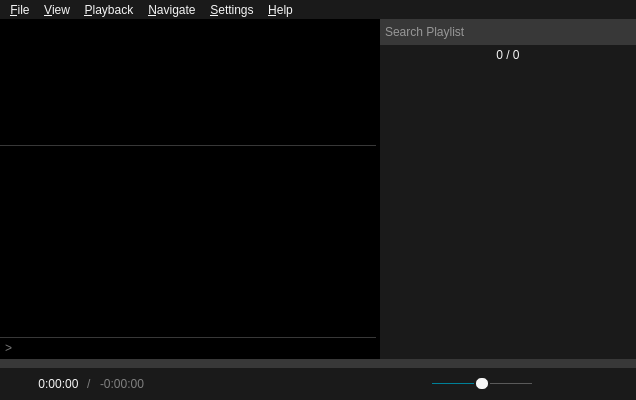
Before: the Qt Designer form src/ui/mainwindow.ui in liberize/Baka-MPlayer, drawn with Qt 5.
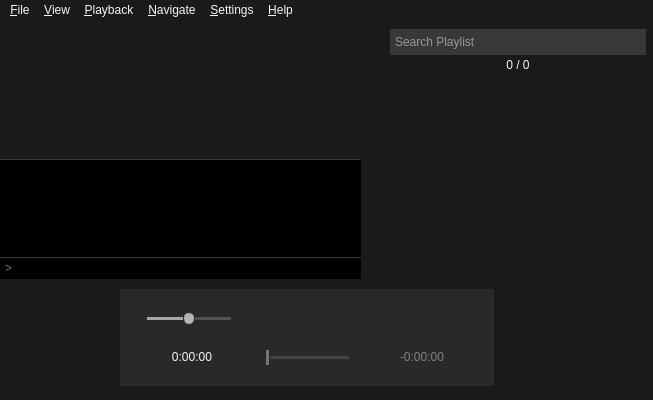
After: the same form once the commit is applied. Icons and pictures are not drawn. Custom widgets are drawn as their Qt base class.

```diff
--- a/src/ui/mainwindow.ui
+++ b/src/ui/mainwindow.ui
@@ -6,7 +6,7 @@
    <rect>
     <x>0</x>
     <y>0</y>
-    <width>636</width>
+    <width>653</width>
     <height>400</height>
    </rect>
   </property>
@@ -171,107 +171,494 @@
 }</string>
   </property>
   <widget class="QWidget" name="centralwidget">
+   <widget class="QWidget" name="playbackLayoutWidget" native="true">
+    <property name="geometry">
+     <rect>
+      <x>120</x>
+      <y>270</y>
+      <width>374</width>
+      <height>97</height>
+     </rect>
+    </property>
+    <property name="sizePolicy">
+     <sizepolicy hsizetype="Fixed" vsizetype="Fixed">
+      <horstretch>0</horstretch>
+      <verstretch>0</verstretch>
+     </sizepolicy>
+    </property>
+    <property name="styleSheet">
+     <string notr="true">background-color: #292929;</string>
+    </property>
    <layout class="QVBoxLayout" name="verticalLayout_2">
-    <property name="spacing">
-     <number>0</number>
-    </property>
     <property name="leftMargin">
-     <number>0</number>
+      <number>5</number>
     </property>
     <property name="topMargin">
-     <number>0</number>
+      <number>5</number>
     </property>
     <property name="rightMargin">
-     <number>0</number>
+      <number>5</number>
     </property>
     <property name="bottomMargin">
-     <number>0</number>
+      <number>5</number>
     </property>
     <item>
-     <widget class="CustomSplitter" name="splitter">
+      <layout class="QHBoxLayout" name="horizontalLayout_2">
+       <item>
+        <widget class="QPushButton" name="muteButton">
+         <property name="sizePolicy">
+          <sizepolicy hsizetype="Fixed" vsizetype="Fixed">
+           <horstretch>0</horstretch>
+           <verstretch>0</verstretch>
+          </sizepolicy>
+         </property>
+         <property name="maximumSize">
+          <size>
+           <width>16</width>
+           <height>16</height>
+          </size>
+         </property>
+         <property name="cursor">
+          <cursorShape>PointingHandCursor</cursorShape>
+         </property>
+         <property name="focusPolicy">
+          <enum>Qt::NoFocus</enum>
+         </property>
+         <property name="icon">
+          <iconset resource="../rsclist.qrc">
+           <normaloff>:/img/default_unmute.svg</normaloff>:/img/default_unmute.svg</iconset>
+         </property>
+         <property name="iconSize">
+          <size>
+           <width>16</width>
+           <height>16</height>
+          </size>
+         </property>
+         <property name="flat">
+          <bool>true</bool>
+         </property>
+        </widget>
+       </item>
+       <item>
+        <widget class="CustomSlider" name="volumeSlider">
+         <property name="sizePolicy">
+          <sizepolicy hsizetype="Fixed" vsizetype="Fixed">
+           <horstretch>0</horstretch>
+           <verstretch>0</verstretch>
+          </sizepolicy>
+         </property>
+         <property name="focusPolicy">
+          <enum>Qt::NoFocus</enum>
+         </property>
+         <property name="styleSheet">
+          <string notr="true">QSlider::groove:horizontal {
+	background: #515151;
+	height: 3px;
+}
+QSlider::sub-page:horizontal {
+	background: #A6A6A6;
+}
+QSlider::handle:horizontal {
+	background: #B4B4B4;
+	border: 1px solid #292929;
+	border-radius: 6px;
+	margin: -5px 0;
+	width: 10px;
+}</string>
+         </property>
+         <property name="maximum">
+          <number>100</number>
+         </property>
+         <property name="pageStep">
+          <number>5</number>
+         </property>
+         <property name="value">
+          <number>50</number>
+         </property>
+         <property name="tracking">
+          <bool>true</bool>
+         </property>
       <property name="orientation">
        <enum>Qt::Horizontal</enum>
       </property>
-      <widget class="QSplitter" name="videoSplitter">
+        </widget>
+       </item>
+       <item>
+        <spacer name="horizontalSpacer_4">
+         <property name="orientation">
+          <enum>Qt::Horizontal</enum>
+         </property>
+         <property name="sizeType">
+          <enum>QSizePolicy::Fixed</enum>
+         </property>
+         <property name="sizeHint" stdset="0">
+          <size>
+           <width>20</width>
+           <height>20</height>
+          </size>
+         </property>
+        </spacer>
+       </item>
+       <item>
+        <widget class="IndexButton" name="previousButton">
+         <property name="enabled">
+          <bool>false</bool>
+         </property>
        <property name="sizePolicy">
-        <sizepolicy hsizetype="Preferred" vsizetype="Expanding">
-         <horstretch>1</horstretch>
+          <sizepolicy hsizetype="Fixed" vsizetype="Fixed">
+           <horstretch>0</horstretch>
          <verstretch>0</verstretch>
         </sizepolicy>
        </property>
-       <property name="orientation">
-        <enum>Qt::Vertical</enum>
-       </property>
-       <widget class="QFrame" name="mpvFrame">
+         <property name="maximumSize">
+          <size>
+           <width>18</width>
+           <height>16</height>
+          </size>
+         </property>
+         <property name="cursor">
+          <cursorShape>PointingHandCursor</cursorShape>
+         </property>
+         <property name="focusPolicy">
+          <enum>Qt::NoFocus</enum>
+         </property>
+         <property name="icon">
+          <iconset resource="../rsclist.qrc">
+           <normaloff>:/img/default_previous.svg</normaloff>
+           <disabledoff>:/img/disabled_previous.svg</disabledoff>
+           <disabledon>:/img/disabled_previous.svg</disabledon>:/img/default_previous.svg</iconset>
+         </property>
+         <property name="iconSize">
+          <size>
+           <width>18</width>
+           <height>16</height>
+          </size>
+         </property>
+         <property name="flat">
+          <bool>true</bool>
+         </property>
+        </widget>
+       </item>
+       <item>
+        <widget class="QPushButton" name="playButton">
+         <property name="enabled">
+          <bool>false</bool>
+         </property>
         <property name="sizePolicy">
-         <sizepolicy hsizetype="Preferred" vsizetype="Preferred">
+          <sizepolicy hsizetype="Fixed" vsizetype="Fixed">
           <horstretch>0</horstretch>
-          <verstretch>1</verstretch>
-         </sizepolicy>
-        </property>
-        <property name="mouseTracking">
+           <verstretch>0</verstretch>
+          </sizepolicy>
+         </property>
+         <property name="maximumSize">
+          <size>
+           <width>34</width>
+           <height>34</height>
+          </size>
+         </property>
+         <property name="cursor">
+          <cursorShape>PointingHandCursor</cursorShape>
+         </property>
+         <property name="focusPolicy">
+          <enum>Qt::NoFocus</enum>
+         </property>
+         <property name="icon">
+          <iconset resource="../rsclist.qrc">
+           <normaloff>:/img/default_play.svg</normaloff>
+           <disabledoff>:/img/disabled_play.svg</disabledoff>
+           <disabledon>:/img/disabled_play.svg</disabledon>:/img/default_play.svg</iconset>
+         </property>
+         <property name="iconSize">
+          <size>
+           <width>34</width>
+           <height>34</height>
+          </size>
+         </property>
+         <property name="flat">
          <bool>true</bool>
         </property>
+        </widget>
+       </item>
+       <item>
+        <widget class="IndexButton" name="nextButton">
+         <property name="enabled">
+          <bool>false</bool>
+         </property>
+         <property name="sizePolicy">
+          <sizepolicy hsizetype="Fixed" vsizetype="Fixed">
+           <horstretch>0</horstretch>
+           <verstretch>0</verstretch>
+          </sizepolicy>
+         </property>
+         <property name="maximumSize">
+          <size>
+           <width>18</width>
+           <height>16</height>
+          </size>
+         </property>
+         <property name="cursor">
+          <cursorShape>PointingHandCursor</cursorShape>
+         </property>
         <property name="focusPolicy">
          <enum>Qt::NoFocus</enum>
         </property>
-       </widget>
-       <widget class="QWidget" name="verticalWidget" native="true">
-        <layout class="QVBoxLayout" name="verticalLayout">
-         <property name="spacing">
-          <number>0</number>
+         <property name="icon">
+          <iconset resource="../rsclist.qrc">
+           <normaloff>:/img/default_next.svg</normaloff>
+           <disabledoff>:/img/disabled_next.svg</disabledoff>
+           <disabledon>:/img/disabled_next.svg</disabledon>:/img/default_next.svg</iconset>
+         </property>
+         <property name="iconSize">
+          <size>
+           <width>18</width>
+           <height>16</height>
+          </size>
+         </property>
+         <property name="flat">
+          <bool>true</bool>
+         </property>
+        </widget>
+       </item>
+       <item>
+        <widget class="QPushButton" name="rewindButton">
+         <property name="enabled">
+          <bool>false</bool>
          </property>
-         <property name="leftMargin">
-          <number>0</number>
+         <property name="sizePolicy">
+          <sizepolicy hsizetype="Fixed" vsizetype="Fixed">
+           <horstretch>0</horstretch>
+           <verstretch>0</verstretch>
+          </sizepolicy>
          </property>
-         <property name="topMargin">
-          <number>0</number>
+         <property name="maximumSize">
+          <size>
+           <width>16</width>
+           <height>16</height>
+          </size>
          </property>
-         <property name="rightMargin">
-          <number>0</number>
+         <property name="cursor">
+          <cursorShape>PointingHandCursor</cursorShape>
          </property>
-         <property name="bottomMargin">
-          <number>0</number>
+         <property name="focusPolicy">
+          <enum>Qt::NoFocus</enum>
          </property>
+         <property name="icon">
+          <iconset resource="../rsclist.qrc">
+           <normaloff>:/img/default_reverse.svg</normaloff>
+           <disabledoff>:/img/disabled_reverse.svg</disabledoff>
+           <disabledon>:/img/disabled_reverse.svg</disabledon>:/img/default_reverse.svg</iconset>
+         </property>
+         <property name="iconSize">
+          <size>
+           <width>14</width>
+           <height>16</height>
+          </size>
+         </property>
+         <property name="flat">
+          <bool>true</bool>
+         </property>
+        </widget>
+       </item>
          <item>
-          <widget class="QPlainTextEdit" name="outputTextEdit">
-           <property name="contextMenuPolicy">
-            <enum>Qt::PreventContextMenu</enum>
-           </property>
-           <property name="acceptDrops">
-            <bool>false</bool>
-           </property>
-           <property name="frameShape">
-            <enum>QFrame::NoFrame</enum>
-           </property>
-           <property name="undoRedoEnabled">
-            <bool>false</bool>
-           </property>
-           <property name="readOnly">
+        <spacer name="horizontalSpacer_5">
+         <property name="orientation">
+          <enum>Qt::Horizontal</enum>
+         </property>
+         <property name="sizeType">
+          <enum>QSizePolicy::Expanding</enum>
+         </property>
+         <property name="sizeHint" stdset="0">
+          <size>
+           <width>20</width>
+           <height>20</height>
+          </size>
+         </property>
+        </spacer>
+       </item>
+       <item>
+        <widget class="OpenButton" name="openButton">
+         <property name="sizePolicy">
+          <sizepolicy hsizetype="Fixed" vsizetype="Fixed">
+           <horstretch>0</horstretch>
+           <verstretch>0</verstretch>
+          </sizepolicy>
+         </property>
+         <property name="maximumSize">
+          <size>
+           <width>16</width>
+           <height>16</height>
+          </size>
+         </property>
+         <property name="cursor">
+          <cursorShape>PointingHandCursor</cursorShape>
+         </property>
+         <property name="focusPolicy">
+          <enum>Qt::NoFocus</enum>
+         </property>
+         <property name="toolTip">
+          <string>&lt;html&gt;&lt;head/&gt;&lt;body&gt;&lt;p&gt;Left Click to Open File&lt;br&gt;Mouse Wheel Click to Jump&lt;br&gt;Right Click to Open URL&lt;/p&gt;&lt;/body&gt;&lt;/html&gt;</string>
+         </property>
+         <property name="icon">
+          <iconset resource="../rsclist.qrc">
+           <normaloff>:/img/default_open.svg</normaloff>:/img/default_open.svg</iconset>
+         </property>
+         <property name="iconSize">
+          <size>
+           <width>16</width>
+           <height>16</height>
+          </size>
+         </property>
+         <property name="flat">
             <bool>true</bool>
            </property>
           </widget>
          </item>
          <item>
-          <widget class="CustomLineEdit" name="inputLineEdit">
-           <property name="mouseTracking">
+        <widget class="QPushButton" name="playlistButton">
+         <property name="enabled">
             <bool>false</bool>
            </property>
+         <property name="sizePolicy">
+          <sizepolicy hsizetype="Fixed" vsizetype="Fixed">
+           <horstretch>0</horstretch>
+           <verstretch>0</verstretch>
+          </sizepolicy>
+         </property>
+         <property name="maximumSize">
+          <size>
+           <width>16</width>
+           <height>16</height>
+          </size>
+         </property>
+         <property name="cursor">
+          <cursorShape>PointingHandCursor</cursorShape>
+         </property>
            <property name="focusPolicy">
-            <enum>Qt::ClickFocus</enum>
-           </property>
-           <property name="placeholderText">
-            <string>&gt;</string>
-           </property>
-           <property name="clearButtonEnabled">
+          <enum>Qt::NoFocus</enum>
+         </property>
+         <property name="icon">
+          <iconset resource="../rsclist.qrc">
+           <normaloff>:/img/default_playlist.svg</normaloff>
+           <disabledoff>:/img/disabled_playlist.svg</disabledoff>
+           <disabledon>:/img/disabled_playlist.svg</disabledon>:/img/default_playlist.svg</iconset>
+         </property>
+         <property name="iconSize">
+          <size>
+           <width>16</width>
+           <height>16</height>
+          </size>
+         </property>
+         <property name="checked">
+          <bool>false</bool>
+         </property>
+         <property name="flat">
             <bool>true</bool>
            </property>
           </widget>
          </item>
         </layout>
-       </widget>
+     </item>
+     <item>
+      <layout class="QHBoxLayout" name="horizontalLayout_3">
+       <item>
+        <widget class="QLabel" name="durationLabel">
+         <property name="sizePolicy">
+          <sizepolicy hsizetype="Preferred" vsizetype="Fixed">
+           <horstretch>0</horstretch>
+           <verstretch>0</verstretch>
+          </sizepolicy>
+         </property>
+         <property name="text">
+          <string>0:00:00</string>
+         </property>
+         <property name="alignment">
+          <set>Qt::AlignCenter</set>
+         </property>
+        </widget>
+       </item>
+       <item>
+        <widget class="SeekBar" name="seekBar">
+         <property name="enabled">
+          <bool>false</bool>
+         </property>
+         <property name="sizePolicy">
+          <sizepolicy hsizetype="Fixed" vsizetype="Fixed">
+           <horstretch>0</horstretch>
+           <verstretch>0</verstretch>
+          </sizepolicy>
+         </property>
+         <property name="cursor">
+          <cursorShape>PointingHandCursor</cursorShape>
+         </property>
+         <property name="focusPolicy">
+          <enum>Qt::NoFocus</enum>
+         </property>
+         <property name="styleSheet">
+          <string notr="true">QSlider::handle:horizontal:disabled,
+QSlider::sub-page:horizontal:disabled {
+	background: #767676;
+}
+QSlider::handle:horizontal {
+	/* handle color */
+	background: #A9A8A9;
+	border: 1px solid #292929;
+	border-radius: 1px;
+	margin: -7px 0;
+	width: 3px;
+}
+QSlider::groove:horizontal {
+	/* the non-progressed color */
+	background: #434343;
+	height: 3px;
+}
+QSlider::sub-page:horizontal {
+	/* the progress color */
+	background: #767676;
+}</string>
+         </property>
+         <property name="maximum">
+          <number>1000000</number>
+         </property>
+         <property name="orientation">
+          <enum>Qt::Horizontal</enum>
+         </property>
+        </widget>
+       </item>
+       <item>
+        <widget class="QLabel" name="remainingLabel">
+         <property name="sizePolicy">
+          <sizepolicy hsizetype="Preferred" vsizetype="Fixed">
+           <horstretch>0</horstretch>
+           <verstretch>0</verstretch>
+          </sizepolicy>
+         </property>
+         <property name="cursor">
+          <cursorShape>PointingHandCursor</cursorShape>
+         </property>
+         <property name="toolTip">
+          <string>Click to change between total and remaining time</string>
+         </property>
+         <property name="text">
+          <string>-0:00:00</string>
+         </property>
+         <property name="alignment">
+          <set>Qt::AlignCenter</set>
+         </property>
+        </widget>
+       </item>
+      </layout>
+     </item>
+    </layout>
       </widget>
       <widget class="QWidget" name="playlistLayoutWidget" native="true">
+    <property name="geometry">
+     <rect>
+      <x>390</x>
+      <y>10</y>
+      <width>256</width>
+      <height>244</height>
+     </rect>
+    </property>
        <property name="sizePolicy">
         <sizepolicy hsizetype="Preferred" vsizetype="Preferred">
          <horstretch>0</horstretch>
@@ -472,99 +859,26 @@
         </item>
        </layout>
       </widget>
-     </widget>
-    </item>
-    <item>
-     <widget class="SeekBar" name="seekBar">
-      <property name="enabled">
-       <bool>false</bool>
+   <widget class="QWidget" name="verticalWidget" native="true">
+    <property name="geometry">
+     <rect>
+      <x>0</x>
+      <y>140</y>
+      <width>361</width>
+      <height>120</height>
+     </rect>
       </property>
       <property name="sizePolicy">
-       <sizepolicy hsizetype="Expanding" vsizetype="Fixed">
-        <horstretch>0</horstretch>
-        <verstretch>0</verstretch>
-       </sizepolicy>
-      </property>
-      <property name="cursor">
-       <cursorShape>PointingHandCursor</cursorShape>
-      </property>
-      <property name="focusPolicy">
-       <enum>Qt::NoFocus</enum>
-      </property>
-      <property name="styleSheet">
-       <string notr="true">QSlider {
-	height: 9px;
-}
-QSlider::handle:horizontal:disabled,
-QSlider::sub-page:horizontal:disabled {
-	background: #383838;
-}
-QSlider::handle:horizontal {
-	/* handle color */
-	background: #008098;
-	width: 9px;
-	border-radius: 4px;
-}
-QSlider::groove:horizontal {
-	/* the non-progressed color */
-	background: #383838;
-}
-QSlider::sub-page:horizontal {
-	/* the progress color */
-	background: #008098;
-}</string>
-      </property>
-      <property name="maximum">
-       <number>1000000</number>
-      </property>
-      <property name="orientation">
-       <enum>Qt::Horizontal</enum>
-      </property>
-     </widget>
-    </item>
-    <item>
-     <widget class="QWidget" name="playbackLayoutWidget" native="true">
-      <property name="sizePolicy">
        <sizepolicy hsizetype="Preferred" vsizetype="Fixed">
         <horstretch>0</horstretch>
         <verstretch>0</verstretch>
        </sizepolicy>
       </property>
-      <layout class="QHBoxLayout" name="horizontalLayout_3">
+    <layout class="QVBoxLayout" name="verticalLayout">
        <property name="spacing">
-        <number>8</number>
+      <number>0</number>
        </property>
        <property name="leftMargin">
-        <number>14</number>
-       </property>
-       <property name="topMargin">
-        <number>5</number>
-       </property>
-       <property name="rightMargin">
-        <number>14</number>
-       </property>
-       <property name="bottomMargin">
-        <number>5</number>
-       </property>
-       <item>
-        <widget class="QWidget" name="timeLayoutWidget" native="true">
-         <property name="minimumSize">
-          <size>
-           <width>200</width>
-           <height>0</height>
-          </size>
-         </property>
-         <property name="maximumSize">
-          <size>
-           <width>200</width>
-           <height>16777215</height>
-          </size>
-         </property>
-         <layout class="QHBoxLayout" name="horizontalLayout_4">
-          <property name="spacing">
-           <number>8</number>
-          </property>
-          <property name="leftMargin">
            <number>0</number>
           </property>
           <property name="topMargin">
@@ -577,456 +891,50 @@
            <number>0</number>
           </property>
           <item>
-           <widget class="OpenButton" name="openButton">
-            <property name="sizePolicy">
-             <sizepolicy hsizetype="Fixed" vsizetype="Fixed">
-              <horstretch>0</horstretch>
-              <verstretch>0</verstretch>
-             </sizepolicy>
-            </property>
-            <property name="maximumSize">
-             <size>
-              <width>16</width>
-              <height>16</height>
-             </size>
-            </property>
-            <property name="cursor">
-             <cursorShape>PointingHandCursor</cursorShape>
-            </property>
-            <property name="focusPolicy">
-             <enum>Qt::NoFocus</enum>
-            </property>
-            <property name="toolTip">
-             <string>&lt;html&gt;&lt;head/&gt;&lt;body&gt;&lt;p&gt;Left Click to Open File&lt;br&gt;Mouse Wheel Click to Jump&lt;br&gt;Right Click to Open URL&lt;/p&gt;&lt;/body&gt;&lt;/html&gt;</string>
-            </property>
-            <property name="icon">
-             <iconset resource="../rsclist.qrc">
-              <normaloff>:/img/default_open.svg</normaloff>:/img/default_open.svg</iconset>
-            </property>
-            <property name="iconSize">
-             <size>
-              <width>16</width>
-              <height>16</height>
-             </size>
-            </property>
-            <property name="flat">
-             <bool>true</bool>
-            </property>
-           </widget>
-          </item>
-          <item>
-           <widget class="QLabel" name="durationLabel">
-            <property name="sizePolicy">
-             <sizepolicy hsizetype="Preferred" vsizetype="Fixed">
-              <horstretch>0</horstretch>
-              <verstretch>0</verstretch>
-             </sizepolicy>
-            </property>
-            <property name="text">
-             <string>0:00:00</string>
-            </property>
-            <property name="alignment">
-             <set>Qt::AlignCenter</set>
-            </property>
-           </widget>
-          </item>
-          <item>
-           <widget class="QLabel" name="seperatorLabel">
-            <property name="text">
-             <string>/</string>
-            </property>
-           </widget>
-          </item>
-          <item>
-           <widget class="QLabel" name="remainingLabel">
-            <property name="sizePolicy">
-             <sizepolicy hsizetype="Preferred" vsizetype="Fixed">
-              <horstretch>0</horstretch>
-              <verstretch>0</verstretch>
-             </sizepolicy>
-            </property>
-            <property name="cursor">
-             <cursorShape>PointingHandCursor</cursorShape>
-            </property>
-            <property name="toolTip">
-             <string>Click to change between total and remaining time</string>
-            </property>
-            <property name="text">
-             <string>-0:00:00</string>
-            </property>
-            <property name="alignment">
-             <set>Qt::AlignCenter</set>
-            </property>
-           </widget>
-          </item>
-          <item>
-           <spacer name="horizontalSpacer">
-            <property name="orientation">
-             <enum>Qt::Horizontal</enum>
-            </property>
-            <property name="sizeHint" stdset="0">
-             <size>
-              <width>0</width>
-              <height>0</height>
-             </size>
-            </property>
-           </spacer>
-          </item>
-         </layout>
-        </widget>
-       </item>
-       <item>
-        <spacer name="horizontalSpacer_4">
-         <property name="orientation">
-          <enum>Qt::Horizontal</enum>
-         </property>
-         <property name="sizeHint" stdset="0">
-          <size>
-           <width>40</width>
-           <height>20</height>
-          </size>
-         </property>
-        </spacer>
-       </item>
-       <item>
-        <layout class="QHBoxLayout" name="horizontalLayout_2">
-         <property name="spacing">
-          <number>18</number>
-         </property>
-         <item>
-          <widget class="QPushButton" name="rewindButton">
-           <property name="enabled">
+      <widget class="QPlainTextEdit" name="outputTextEdit">
+       <property name="contextMenuPolicy">
+        <enum>Qt::PreventContextMenu</enum>
+       </property>
+       <property name="acceptDrops">
             <bool>false</bool>
            </property>
-           <property name="sizePolicy">
-            <sizepolicy hsizetype="Fixed" vsizetype="Fixed">
-             <horstretch>0</horstretch>
-             <verstretch>0</verstretch>
-            </sizepolicy>
-           </property>
-           <property name="maximumSize">
-            <size>
-             <width>16</width>
-             <height>16</height>
-            </size>
-           </property>
-           <property name="cursor">
-            <cursorShape>PointingHandCursor</cursorShape>
-           </property>
-           <property name="focusPolicy">
-            <enum>Qt::NoFocus</enum>
-           </property>
-           <property name="icon">
-            <iconset resource="../rsclist.qrc">
-             <normaloff>:/img/default_reverse.svg</normaloff>
-             <disabledoff>:/img/disabled_reverse.svg</disabledoff>
-             <disabledon>:/img/disabled_reverse.svg</disabledon>:/img/default_reverse.svg</iconset>
-           </property>
-           <property name="iconSize">
-            <size>
-             <width>14</width>
-             <height>16</height>
-            </size>
-           </property>
-           <property name="flat">
-            <bool>true</bool>
-           </property>
-          </widget>
-         </item>
-         <item>
-          <widget class="IndexButton" name="previousButton">
-           <property name="enabled">
+       <property name="frameShape">
+        <enum>QFrame::NoFrame</enum>
+       </property>
+       <property name="undoRedoEnabled">
             <bool>false</bool>
            </property>
-           <property name="sizePolicy">
-            <sizepolicy hsizetype="Fixed" vsizetype="Fixed">
-             <horstretch>0</horstretch>
-             <verstretch>0</verstretch>
-            </sizepolicy>
-           </property>
-           <property name="maximumSize">
-            <size>
-             <width>18</width>
-             <height>16</height>
-            </size>
-           </property>
-           <property name="cursor">
-            <cursorShape>PointingHandCursor</cursorShape>
-           </property>
-           <property name="focusPolicy">
-            <enum>Qt::NoFocus</enum>
-           </property>
-           <property name="icon">
-            <iconset resource="../rsclist.qrc">
-             <normaloff>:/img/default_previous.svg</normaloff>
-             <disabledoff>:/img/disabled_previous.svg</disabledoff>
-             <disabledon>:/img/disabled_previous.svg</disabledon>:/img/default_previous.svg</iconset>
-           </property>
-           <property name="iconSize">
-            <size>
-             <width>18</width>
-             <height>16</height>
-            </size>
-           </property>
-           <property name="flat">
+       <property name="readOnly">
             <bool>true</bool>
            </property>
           </widget>
          </item>
          <item>
-          <widget class="QPushButton" name="playButton">
-           <property name="enabled">
+      <widget class="CustomLineEdit" name="inputLineEdit">
+       <property name="mouseTracking">
             <bool>false</bool>
            </property>
-           <property name="sizePolicy">
-            <sizepolicy hsizetype="Fixed" vsizetype="Fixed">
-             <horstretch>0</horstretch>
-             <verstretch>0</verstretch>
-            </sizepolicy>
-           </property>
-           <property name="maximumSize">
-            <size>
-             <width>34</width>
-             <height>34</height>
-            </size>
-           </property>
-           <property name="cursor">
-            <cursorShape>PointingHandCursor</cursorShape>
-           </property>
            <property name="focusPolicy">
-            <enum>Qt::NoFocus</enum>
-           </property>
-           <property name="icon">
-            <iconset resource="../rsclist.qrc">
-             <normaloff>:/img/default_play.svg</normaloff>
-             <disabledoff>:/img/disabled_play.svg</disabledoff>
-             <disabledon>:/img/disabled_play.svg</disabledon>:/img/default_play.svg</iconset>
-           </property>
-           <property name="iconSize">
-            <size>
-             <width>34</width>
-             <height>34</height>
-            </size>
-           </property>
-           <property name="flat">
+        <enum>Qt::ClickFocus</enum>
+       </property>
+       <property name="placeholderText">
+        <string>&gt;</string>
+       </property>
+       <property name="clearButtonEnabled">
             <bool>true</bool>
            </property>
           </widget>
          </item>
-         <item>
-          <widget class="IndexButton" name="nextButton">
-           <property name="enabled">
-            <bool>false</bool>
-           </property>
-           <property name="sizePolicy">
-            <sizepolicy hsizetype="Fixed" vsizetype="Fixed">
-             <horstretch>0</horstretch>
-             <verstretch>0</verstretch>
-            </sizepolicy>
-           </property>
-           <property name="maximumSize">
-            <size>
-             <width>18</width>
-             <height>16</height>
-            </size>
-           </property>
-           <property name="cursor">
-            <cursorShape>PointingHandCursor</cursorShape>
-           </property>
-           <property name="focusPolicy">
-            <enum>Qt::NoFocus</enum>
-           </property>
-           <property name="icon">
-            <iconset resource="../rsclist.qrc">
-             <normaloff>:/img/default_next.svg</normaloff>
-             <disabledoff>:/img/disabled_next.svg</disabledoff>
-             <disabledon>:/img/disabled_next.svg</disabledon>:/img/default_next.svg</iconset>
-           </property>
-           <property name="iconSize">
-            <size>
-             <width>18</width>
-             <height>16</height>
-            </size>
-           </property>
-           <property name="flat">
-            <bool>true</bool>
-           </property>
-          </widget>
-         </item>
-         <item>
-          <widget class="QPushButton" name="muteButton">
-           <property name="sizePolicy">
-            <sizepolicy hsizetype="Fixed" vsizetype="Fixed">
-             <horstretch>0</horstretch>
-             <verstretch>0</verstretch>
-            </sizepolicy>
-           </property>
-           <property name="maximumSize">
-            <size>
-             <width>16</width>
-             <height>16</height>
-            </size>
-           </property>
-           <property name="cursor">
-            <cursorShape>PointingHandCursor</cursorShape>
-           </property>
-           <property name="focusPolicy">
-            <enum>Qt::NoFocus</enum>
-           </property>
-           <property name="icon">
-            <iconset resource="../rsclist.qrc">
-             <normaloff>:/img/default_unmute.svg</normaloff>:/img/default_unmute.svg</iconset>
-           </property>
-           <property name="iconSize">
-            <size>
-             <width>16</width>
-             <height>16</height>
-            </size>
-           </property>
-           <property name="flat">
-            <bool>true</bool>
-           </property>
-          </widget>
-         </item>
-         <item>
-          <widget class="CustomSlider" name="volumeSlider">
-           <property name="sizePolicy">
-            <sizepolicy hsizetype="Fixed" vsizetype="Fixed">
-             <horstretch>0</horstretch>
-             <verstretch>0</verstretch>
-            </sizepolicy>
-           </property>
-           <property name="minimumSize">
-            <size>
-             <width>100</width>
-             <height>0</height>
-            </size>
-           </property>
-           <property name="focusPolicy">
-            <enum>Qt::NoFocus</enum>
-           </property>
-           <property name="styleSheet">
-            <string notr="true">QSlider::groove:horizontal {
-	background: #5A5A5A;
-	height: 1px;
-}
-QSlider::sub-page:horizontal {
-	background: #008098;
-}
-QSlider::handle:horizontal {
-	background: whitesmoke;
-	border: 2px solid #1A1A1A;
-	border-radius: 7px;
-	margin: -7px 0;
-	width: 12px;
-}</string>
-           </property>
-           <property name="maximum">
-            <number>100</number>
-           </property>
-           <property name="pageStep">
-            <number>5</number>
-           </property>
-           <property name="value">
-            <number>50</number>
-           </property>
-           <property name="tracking">
-            <bool>true</bool>
-           </property>
-           <property name="orientation">
-            <enum>Qt::Horizontal</enum>
-           </property>
-          </widget>
-         </item>
-         <item>
-          <spacer name="horizontalSpacer_5">
-           <property name="orientation">
-            <enum>Qt::Horizontal</enum>
-           </property>
-           <property name="sizeType">
-            <enum>QSizePolicy::Fixed</enum>
-           </property>
-           <property name="sizeHint" stdset="0">
-            <size>
-             <width>48</width>
-             <height>20</height>
-            </size>
-           </property>
-          </spacer>
-         </item>
-        </layout>
-       </item>
-       <item>
-        <spacer name="horizontalSpacer_3">
-         <property name="orientation">
-          <enum>Qt::Horizontal</enum>
-         </property>
-         <property name="sizeHint" stdset="0">
-          <size>
-           <width>40</width>
-           <height>20</height>
-          </size>
-         </property>
-        </spacer>
-       </item>
-       <item>
-        <widget class="QPushButton" name="playlistButton">
-         <property name="enabled">
-          <bool>false</bool>
-         </property>
-         <property name="sizePolicy">
-          <sizepolicy hsizetype="Fixed" vsizetype="Fixed">
-           <horstretch>0</horstretch>
-           <verstretch>0</verstretch>
-          </sizepolicy>
-         </property>
-         <property name="maximumSize">
-          <size>
-           <width>16</width>
-           <height>16</height>
-          </size>
-         </property>
-         <property name="cursor">
-          <cursorShape>PointingHandCursor</cursorShape>
-         </property>
-         <property name="focusPolicy">
-          <enum>Qt::NoFocus</enum>
-         </property>
-         <property name="icon">
-          <iconset resource="../rsclist.qrc">
-           <normaloff>:/img/default_playlist.svg</normaloff>
-           <disabledoff>:/img/disabled_playlist.svg</disabledoff>
-           <disabledon>:/img/disabled_playlist.svg</disabledon>:/img/default_playlist.svg</iconset>
-         </property>
-         <property name="iconSize">
-          <size>
-           <width>16</width>
-           <height>16</height>
-          </size>
-         </property>
-         <property name="checked">
-          <bool>false</bool>
-         </property>
-         <property name="flat">
-          <bool>true</bool>
-         </property>
-        </widget>
-       </item>
-      </layout>
-     </widget>
-    </item>
-   </layout>
-   <zorder>splitter</zorder>
-   <zorder>playbackLayoutWidget</zorder>
-   <zorder>seekBar</zorder>
+    </layout>
+   </widget>
   </widget>
   <widget class="QMenuBar" name="menubar">
    <property name="geometry">
     <rect>
      <x>0</x>
      <y>0</y>
-     <width>636</width>
-     <height>23</height>
+     <width>653</width>
+     <height>22</height>
     </rect>
    </property>
    <widget class="QMenu" name="menu_File">
@@ -1717,12 +1625,6 @@
    <extends>QLabel</extends>
    <header>widgets/customlabel.h</header>
   </customwidget>
-  <customwidget>
-   <class>CustomSplitter</class>
-   <extends>QSplitter</extends>
-   <header>widgets/customsplitter.h</header>
-   <container>1</container>
-  </customwidget>
   <customwidget>
    <class>PlaylistWidget</class>
    <extends>QListWidget</extends>
```
Left out of the diff: 72 changed lines with no effect on the pictures. Lines whose indentation alone changed are shown as unchanged.
